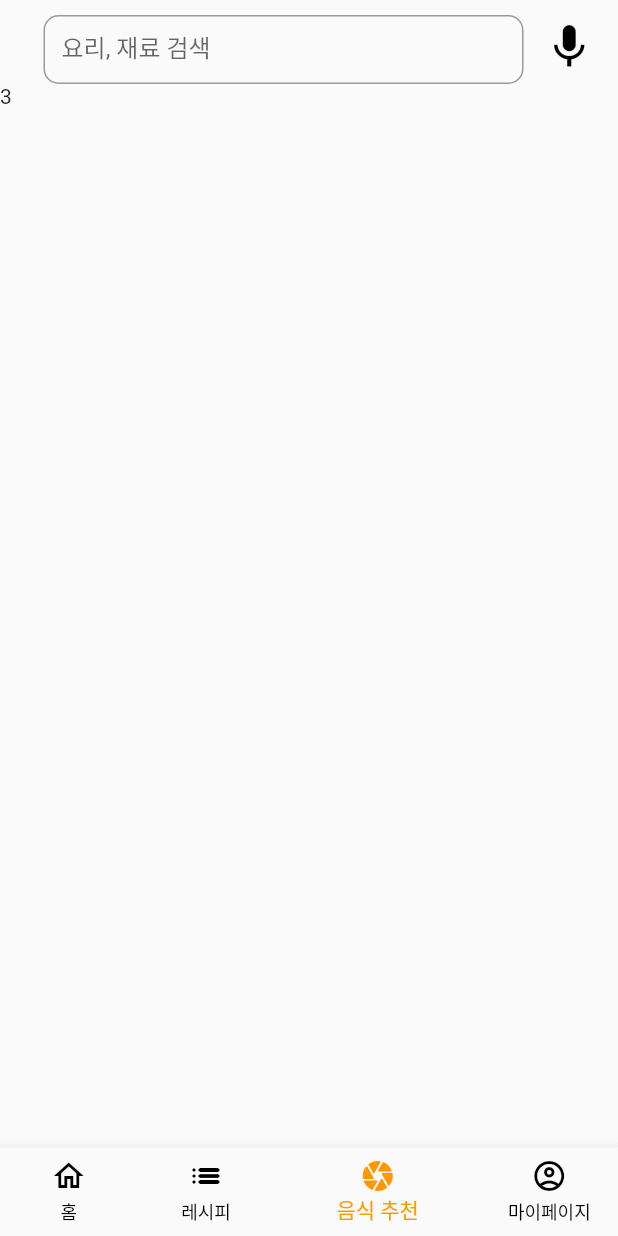
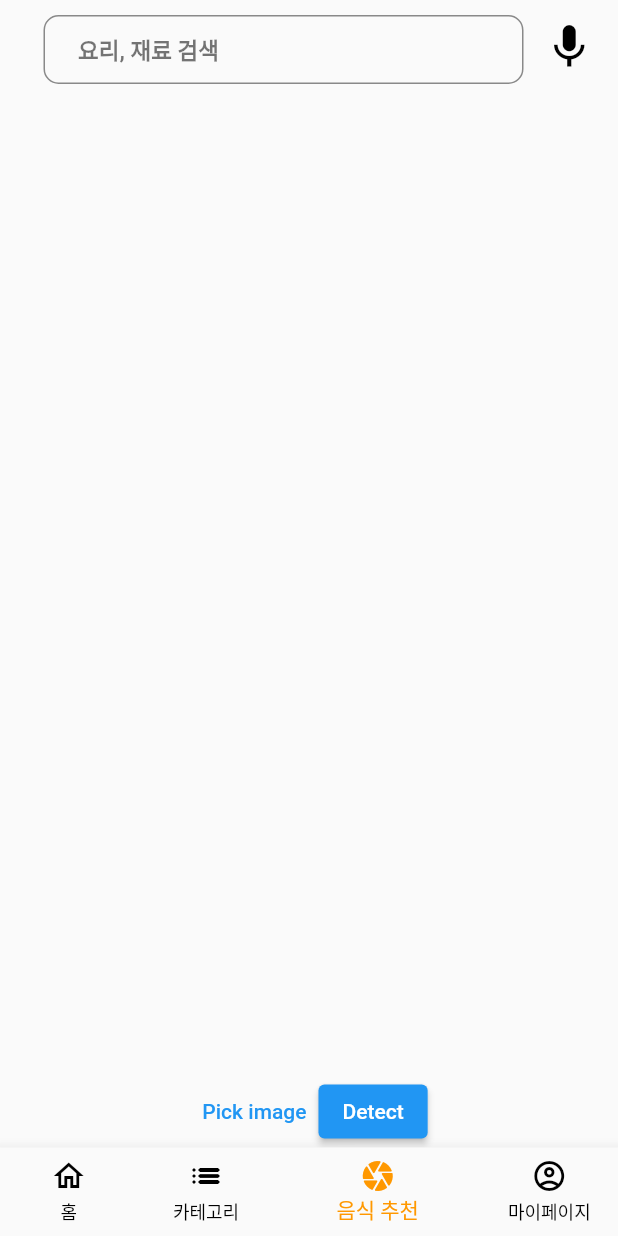
Before and after one commit to Capstone-ReciPT/ReciPT-frontend, a Flutter app: the screen it shows after launch, item 3 of the bottom bar chosen, on a phone screen of 412 x 824 dp. Run offline on Flutter 3.47's test engine with Material 2 defaults, Android fonts, the light colour scheme and no system bars; our stand-ins replace carousel_slider, dots_indicator, flutter_rating_bar, flutter_svg, flutter_tts, get and 3 more; missing offline and left inert: flutter_vision, input_history_text_field; project files that could hold a hidden picture were left out.

Commit message:
complete yolo model

```diff
--- /dev/null
+++ b/assets/yolo/coco.txt
@@ -0,0 +1,11 @@
+콩나물
+소고기
+닭고기
+달걀
+돼지고기
+마늘
+대파
+김치
+양파
+감자
+스팸
--- /dev/null
+++ b/lib/MainPage/imsi.dart
@@ -0,0 +1,156 @@
+import 'dart:io';
+import 'package:flutter/material.dart';
+import 'package:flutter/services.dart';
+import 'package:get/get.dart';
+import 'package:image_picker/image_picker.dart';
+import 'package:image/image.dart' as img;
+import 'package:flutter_vision/flutter_vision.dart';
+
+class YoloImage extends StatefulWidget {
+  YoloImage({Key? key}) : super(key: key);
+
+  @override
+  State<YoloImage> createState() => _YoloImageState();
+}
+
+class _YoloImageState extends State<YoloImage> {
+  late FlutterVision vision;
+  late List<Map<String, dynamic>> yoloResults;
+  File? imageFile;
+  int imageHeight = 1;
+  int imageWidth = 1;
+  bool isLoaded = false;
+
+  @override
+  void initState() {
+    super.initState();
+    vision = FlutterVision();
+    loadYoloModel().then((value) {
+      setState(() {
+        yoloResults = [];
+        isLoaded = true;
+      });
+    });
+  }
+
+  @override
+  void dispose() async {
+    super.dispose();
+    await vision.closeYoloModel();
+  }
+
+  @override
+  Widget build(BuildContext context) {
+    final Size size = MediaQuery.of(context).size;
+    if (!isLoaded) {
+      return const Scaffold(
+        body: Center(
+          child: Text("Model not loaded, waiting for it"),
+        ),
+      );
+    }
+    return Stack(
+      fit: StackFit.expand,
+      children: [
+        imageFile != null ? Image.file(imageFile!) : const SizedBox(),
+        Align(
+          alignment: Alignment.bottomCenter,
+          child: Row(
+            mainAxisAlignment: MainAxisAlignment.center,
+            children: [
+              TextButton(
+                onPressed: pickImage,
+                child: const Text("Pick image"),
+              ),
+              ElevatedButton(
+                onPressed: yoloOnImage,
+                child: const Text("Detect"),
+              )
+            ],
+          ),
+        ),
+        ...displayBoxesAroundRecognizedObjects(size),
+      ],
+    );
+  }
+
+  Future<void> loadYoloModel() async {
+    await vision.loadYoloModel(
+        labels: 'assets/yolo/coco.txt',
+        modelPath: 'assets/yolo/best-fp16.tflite',
+        modelVersion: "yolov5",
+        numThreads: 2,
+        useGpu: true);
+    setState(() {
+      isLoaded = true;
+    });
+  }
+
+  Future<void> pickImage() async {
+    final ImagePicker picker = ImagePicker();
+    // Capture a photo
+    final XFile? photo = await picker.pickImage(source: ImageSource.gallery);
+    if (photo != null) {
+      setState(() {
+        imageFile = File(photo.path);
+      });
+    }
+  }
+
+  yoloOnImage() async {
+    yoloResults.clear();
+    Uint8List byte = await imageFile!.readAsBytes();
+    final image = await decodeImageFromList(byte);
+    imageHeight = image.height;
+    imageWidth = image.width;
+    final result = await vision.yoloOnImage(
+        bytesList: byte,
+        imageHeight: image.height,
+        imageWidth: image.width,
+        iouThreshold: 0.8,
+        confThreshold: 0.4,
+        classThreshold: 0.5);
+    if (result.isNotEmpty) {
+      setState(() {
+        yoloResults = result;
+      });
+    }
+  }
+
+  List<Widget> displayBoxesAroundRecognizedObjects(Size screen) {
+    if (yoloResults.isEmpty) return [];
+
+    double factorX = screen.width / (imageWidth);
+    double imgRatio = imageWidth / imageHeight;
+    double newWidth = imageWidth * factorX;
+    double newHeight = newWidth / imgRatio;
+    double factorY = newHeight / (imageHeight);
+
+    double pady = (screen.height - newHeight) / 2;
+
+    Color colorPick = const Color.fromARGB(255, 50, 233, 30);
+
+    return yoloResults.map((result) {
+      return Positioned(
+        left: result["box"][0] * factorX,
+        top: result["box"][1] * factorY + pady,
+        width: (result["box"][2] - result["box"][0]) * factorX,
+        height: (result["box"][3] - result["box"][1]) * factorY,
+        child: Container(
+          decoration: BoxDecoration(
+            borderRadius: const BorderRadius.all(Radius.circular(10.0)),
+            border: Border.all(color: Colors.pink, width: 2.0),
+          ),
+          child: Text(
+            "${result['tag']} ${(result['box'][4] * 100).toStringAsFixed(0)}%",
+            style: TextStyle(
+              background: Paint()..color = colorPick,
+              color: Colors.white,
+              fontSize: 18.0,
+            ),
+          ),
+        ),
+      );
+    }).toList();
+  }
+}
--- a/lib/main.dart
+++ b/lib/main.dart
@@ -1,7 +1,10 @@
 import 'package:flutter/material.dart';
 import 'package:get/get.dart';
 import 'package:recipt/MainPage/Mypage.dart';
+import 'package:recipt/MainPage/SearchBar.dart';
+import 'MainPage/RecipeRecommend.dart';
 import 'MainPage/TodayRecipe.dart';
+import 'MainPage/imsi.dart';
 import 'RecipePage/Category.dart';
 import 'package:recipt/Controller/PageController.dart';
 void main() {
@@ -15,8 +18,6 @@ void main() {
       home : MyApp())
   );
 }
-
-
 
 class MyApp extends StatelessWidget {
   const MyApp({Key? key}) : super(key: key);
@@ -34,13 +35,23 @@ class MyApp extends StatelessWidget {
           Container(
             width: 320,
             margin: EdgeInsets.only(top: 10,right: 5),
-            child: TextField(
-              decoration: InputDecoration(
-                labelText: '요리, 재료 검색',
-                border: OutlineInputBorder(
-                  borderRadius: BorderRadius.all(Radius.circular(10.0)),
-                ),
+            child: TextButton(
+              style: ButtonStyle(
+                  shape: MaterialStateProperty.all<RoundedRectangleBorder>(
+                      RoundedRectangleBorder(
+                          borderRadius: BorderRadius.circular(10.0),
+                          side: BorderSide(color: Colors.black45)
+                      )
+                  )
               ),
+              child: Container(
+                padding: EdgeInsets.only(left: 15),
+                alignment: Alignment.centerLeft,
+                  child: Text('요리, 재료 검색',style: TextStyle(color: Colors.black54,fontWeight: FontWeight.w700,fontSize: 15),)
+              ),
+              onPressed: (){
+                Get.to(SearchBarMain());
+              },
             ),
           ),
           Container(
@@ -57,7 +68,7 @@ class MyApp extends StatelessWidget {
         ],
       ),
 
-      body: Obx(() => [HomePage(),SelectCategory(),Text('3'),MyPage()][c.currentTab.value]),
+      body: Obx(() => [HomePage(),SelectCategory(),YoloImage(),MyPage()][c.currentTab.value]),
       bottomNavigationBar: DefalutBNB()
     );
   }
@@ -82,7 +93,7 @@ class DefalutBNB extends StatelessWidget {
         ),
         BottomNavigationBarItem(
             icon: Icon(Icons.list_rounded),
-            label: '레시피'
+            label: '카테고리'
         ),
         BottomNavigationBarItem(
             icon: Icon(Icons.camera_rounded),
--- a/pubspec.yaml
+++ b/pubspec.yaml
@@ -32,6 +32,7 @@ dependencies:
     sdk: flutter
   get:
   http: ^0.13.4
+  image: ^4.0.16
   image_picker: ^0.8.4+4
   shared_preferences: ^2.0.11
   flutter_local_notifications: ^9.1.5
@@ -48,6 +49,9 @@ dependencies:
   cupertino_icons: ^1.0.2
   flutter_svg: ^2.0.5
   like_button: ^2.0.5
+  flutter_vision: ^1.1.1
+  input_history_text_field: ^0.2.0
+
 
 dev_dependencies:
   flutter_test:
@@ -77,6 +81,7 @@ flutter:
     - assets/icons/
     - assets/Banner/
     - assets/icons/category/
+    - assets/yolo/
   # An image asset can refer to one or more resolution-specific "variants", see
   # https://flutter.dev/assets-and-images/#resolution-aware
 
```
Also changed, not shown: lib/Controller/PageController.dart (+2 -5 lines), lib/MainPage/RecipeRecommend.dart (added, +215 -0 lines), lib/MainPage/SearchBar.dart (added, +32 -0 lines), lib/MainPage/TodayRecipe.dart (+12 -8 lines), lib/Recipe_on/RecipePage.dart (+9 -1 lines), pubspec.lock, 3 other files.
